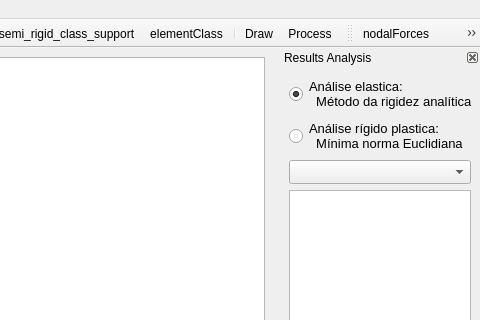
This is src/UVATool_UI/form_uvatool.ui in arthurbg951/UVATool as Qt 5 draws it before an edit; both pictures show x 370 to 850 and y 0 to 320 of the 850 by 650 pixel window. The edited form follows.
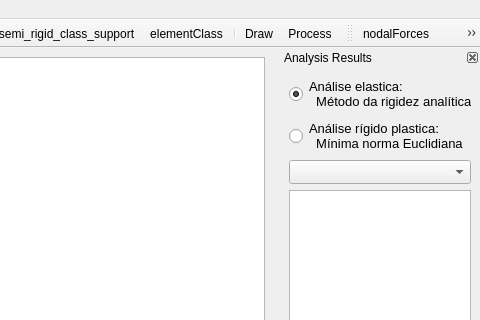
This is the edited form. Icons and pictures are not drawn.

The edit to the form file:
```diff
--- a/src/UVATool_UI/form_uvatool.ui
+++ b/src/UVATool_UI/form_uvatool.ui
@@ -270,7 +270,7 @@
     <set>QDockWidget::DockWidgetClosable|QDockWidget::DockWidgetMovable</set>
    </property>
    <property name="windowTitle">
-    <string>Results Analysis</string>
+    <string>Analysis Results</string>
    </property>
    <attribute name="dockWidgetArea">
     <number>2</number>
```
Left out of the diff: 3 changed lines with no effect on the pictures.
